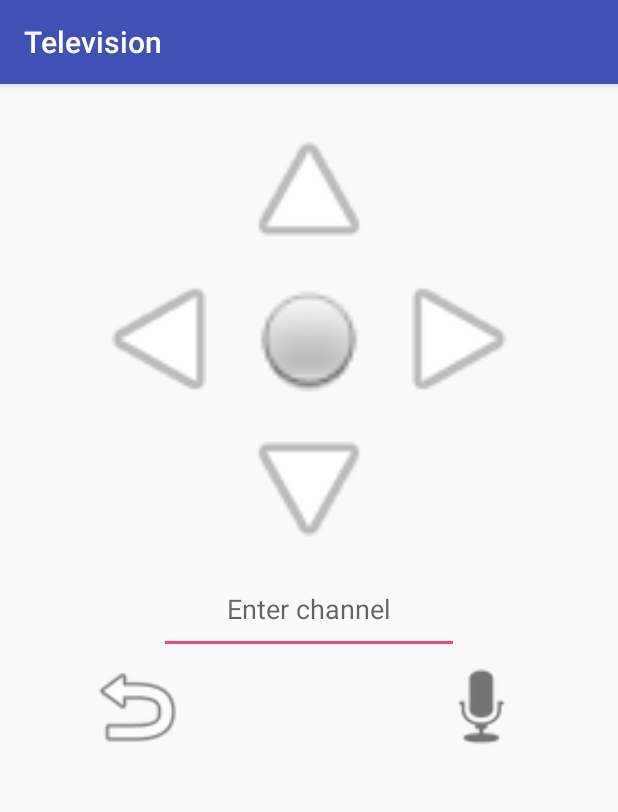
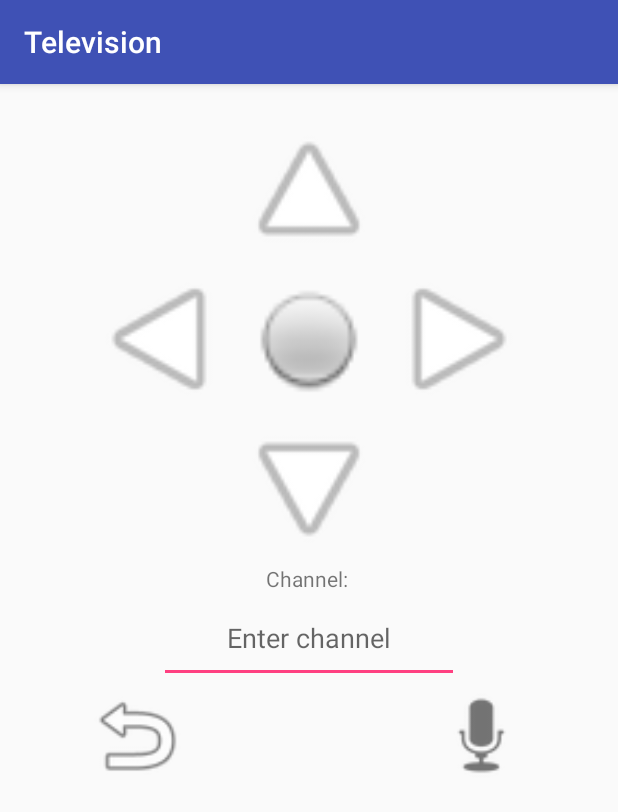
Before and after one commit to abbysun/Project, an Android app: the TelevisionActivity screen opened directly, with no data from a screen before it, after a tap on "Enter button", on a phone screen of 412 x 824 dp. Shown: the top 812 px of the screen. Run offline under Robolectric (Android 15) with nearby library versions, the phone set to English and light mode, and no system bars.

Commit message:
TelevisionActivity modification

```diff
--- a/app/src/main/java/com/sun/abby/cst2335_finalproject/TelevisionActivity.java
+++ b/app/src/main/java/com/sun/abby/cst2335_finalproject/TelevisionActivity.java
@@ -5,6 +5,7 @@ import android.support.v7.app.AppCompatActivity;
 import android.view.View;
 import android.widget.EditText;
 import android.widget.ImageButton;
+import android.widget.TextView;
 import android.widget.Toast;
 
 import static android.widget.Toast.LENGTH_SHORT;
@@ -17,6 +18,7 @@ public class TelevisionActivity extends AppCompatActivity {
     ImageButton ibRight;
     ImageButton ibDown;
 
+    TextView tvChannel;
     EditText etInput;
     ImageButton ibMic;
     ImageButton ibBack;
@@ -27,6 +29,8 @@ public class TelevisionActivity extends AppCompatActivity {
         setContentView(R.layout.fragment_television);
 
         etInput = (EditText) findViewById(R.id.television_input);
+        tvChannel = (TextView) findViewById(R.id.television_channel);
+        tvChannel.setText("Channel: 1");
 
         View.OnClickListener tvListener = new View.OnClickListener() {
             @Override
@@ -42,9 +46,8 @@ public class TelevisionActivity extends AppCompatActivity {
                         toast.show();
                         break;
                     case R.id.television_enter:
-                        toast = Toast.makeText(v.getContext(),"ENTER --> " + etInput.getText(), LENGTH_SHORT);
+                        tvChannel.setText("Channel: " + etInput.getText());
                         etInput.setText("");
-                        toast.show();
                         break;
                     case R.id.television_right:
                         toast = Toast.makeText(v.getContext(),"RIGHT", LENGTH_SHORT);
--- a/app/src/main/res/layout/fragment_television.xml
+++ b/app/src/main/res/layout/fragment_television.xml
@@ -72,6 +72,12 @@
 
         </GridLayout>
 
+        <TextView
+            android:id="@+id/television_channel"
+            android:layout_width="match_parent"
+            android:layout_height="wrap_content"
+            android:textAlignment="center"/>
+
         <EditText
             android:id="@+id/television_input"
             android:layout_width="200dp"
```
